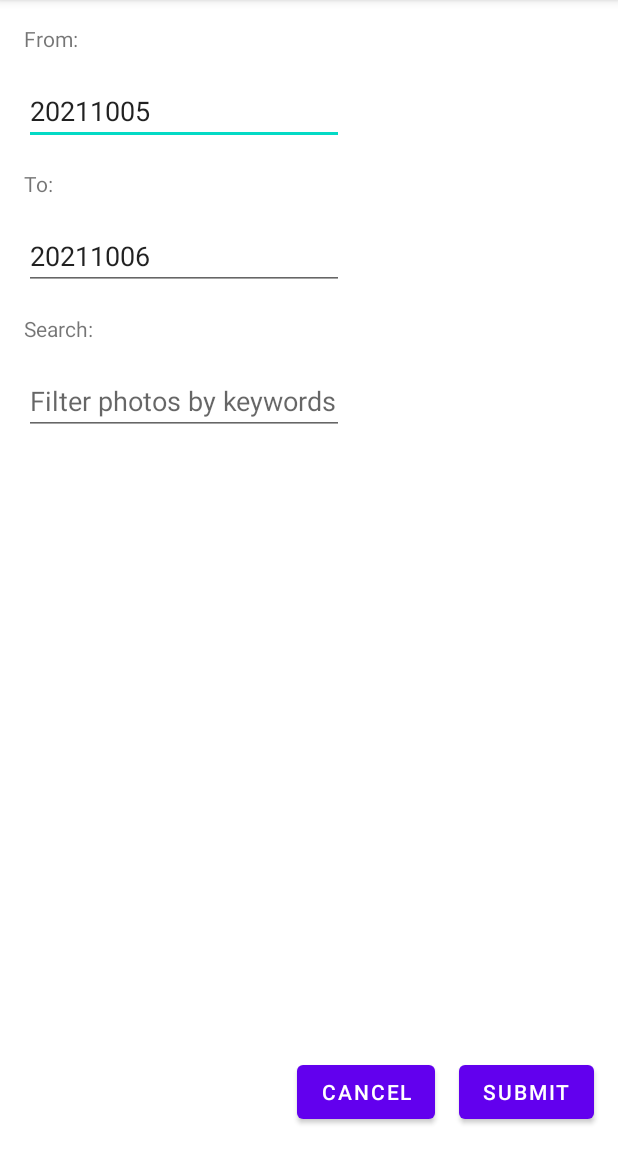
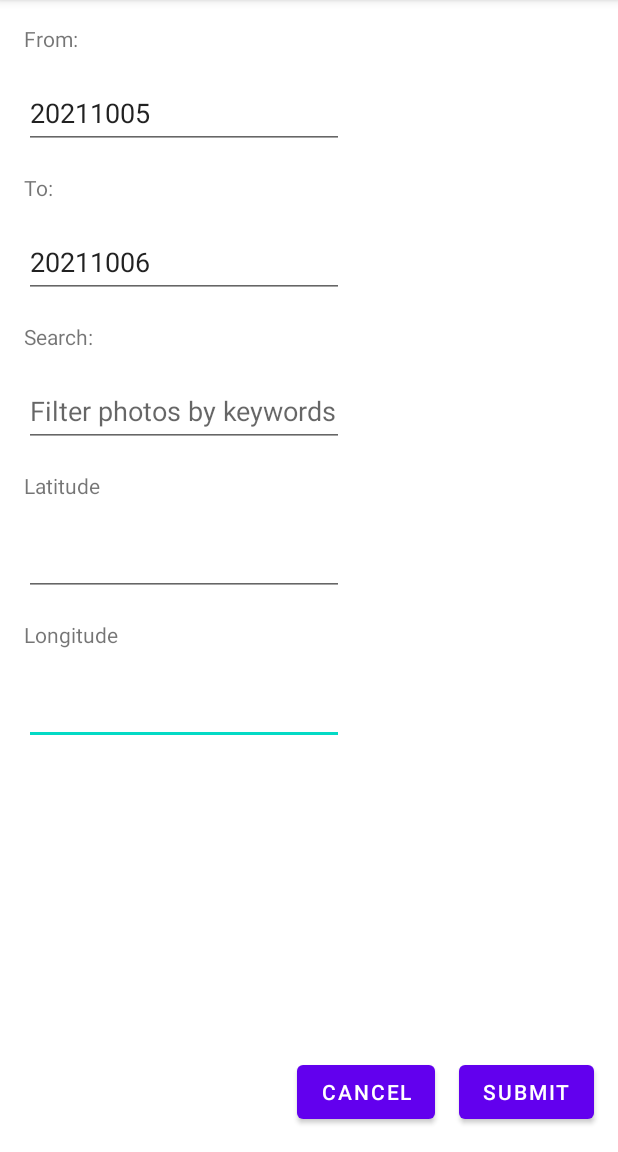
Before and after one commit to Comp-7802-Fall-2021-project-group/Photo-Gallery-App, an Android app: the SearchActivity screen opened directly, with no data from a screen before it, on a phone screen of 412 x 824 dp, the part 84-1236 px from its top. Run offline under Robolectric (Android 15) with nearby library versions, the phone set to English and light mode, and no system bars.

Commit message:
Add Latitude and Longitude to SearchView UI
At the moment there is no placeholder value to help the user enter the
correct information in these fields.

I am not sure what format our lat+long values but I think the easiest
would be decimal degrees

```diff
--- a/app/src/main/res/layout/activity_search.xml
+++ b/app/src/main/res/layout/activity_search.xml
@@ -5,6 +5,51 @@
     android:layout_width="match_parent"
     android:layout_height="match_parent"
     tools:context=".SearchActivity">
+
+    <EditText
+        android:id="@+id/longitude"
+        android:layout_width="wrap_content"
+        android:layout_height="wrap_content"
+        android:layout_marginStart="16dp"
+        android:layout_marginTop="16dp"
+        android:ems="10"
+        android:inputType="date"
+        android:minHeight="48dp"
+        app:layout_constraintStart_toStartOf="parent"
+        app:layout_constraintTop_toBottomOf="@+id/labelLongitude" />
+
+    <EditText
+        android:id="@+id/latitude"
+        android:layout_width="wrap_content"
+        android:layout_height="wrap_content"
+        android:layout_marginStart="16dp"
+        android:layout_marginTop="16dp"
+        android:ems="10"
+        android:inputType="date"
+        android:minHeight="48dp"
+        app:layout_constraintStart_toStartOf="parent"
+        app:layout_constraintTop_toBottomOf="@+id/labelLatitude"
+        tools:ignore="SpeakableTextPresentCheck" />
+
+    <TextView
+        android:id="@+id/labelLongitude"
+        android:layout_width="wrap_content"
+        android:layout_height="wrap_content"
+        android:layout_marginStart="16dp"
+        android:layout_marginTop="16dp"
+        android:text="@string/label_longitude"
+        app:layout_constraintStart_toStartOf="parent"
+        app:layout_constraintTop_toBottomOf="@+id/latitude" />
+
+    <TextView
+        android:id="@+id/labelLatitude"
+        android:layout_width="wrap_content"
+        android:layout_height="wrap_content"
+        android:layout_marginStart="16dp"
+        android:layout_marginTop="16dp"
+        android:text="@string/label_latitude"
+        app:layout_constraintStart_toStartOf="parent"
+        app:layout_constraintTop_toBottomOf="@+id/editKeywordSearch" />
 
     <TextView
         android:id="@+id/labelStartDate"
@@ -34,6 +79,7 @@
         android:layout_marginTop="16dp"
         android:ems="10"
         android:inputType="date"
+        android:minHeight="48dp"
         app:layout_constraintStart_toStartOf="parent"
         app:layout_constraintTop_toBottomOf="@+id/labelStartDate"
         tools:ignore="SpeakableTextPresentCheck" />
@@ -46,6 +92,7 @@
         android:layout_marginTop="16dp"
         android:ems="10"
         android:inputType="date"
+        android:minHeight="48dp"
         app:layout_constraintStart_toStartOf="parent"
         app:layout_constraintTop_toBottomOf="@+id/labelEndDate" />
 
@@ -68,6 +115,7 @@
         android:ems="10"
         android:hint="@string/search_message"
         android:inputType="textPersonName"
+        android:minHeight="48dp"
         app:layout_constraintStart_toStartOf="parent"
         app:layout_constraintTop_toBottomOf="@+id/labelSearchKeywords" />
 
--- a/app/src/main/res/values/strings.xml
+++ b/app/src/main/res/values/strings.xml
@@ -13,4 +13,7 @@
     <string name="search_message">Filter photos by keywords</string>
     <string name="button_submit">Submit</string>
     <string name="button_cancel">Cancel</string>
+
+    <string name="label_latitude">Latitude</string>
+    <string name="label_longitude">Longitude</string>
 </resources>
```
